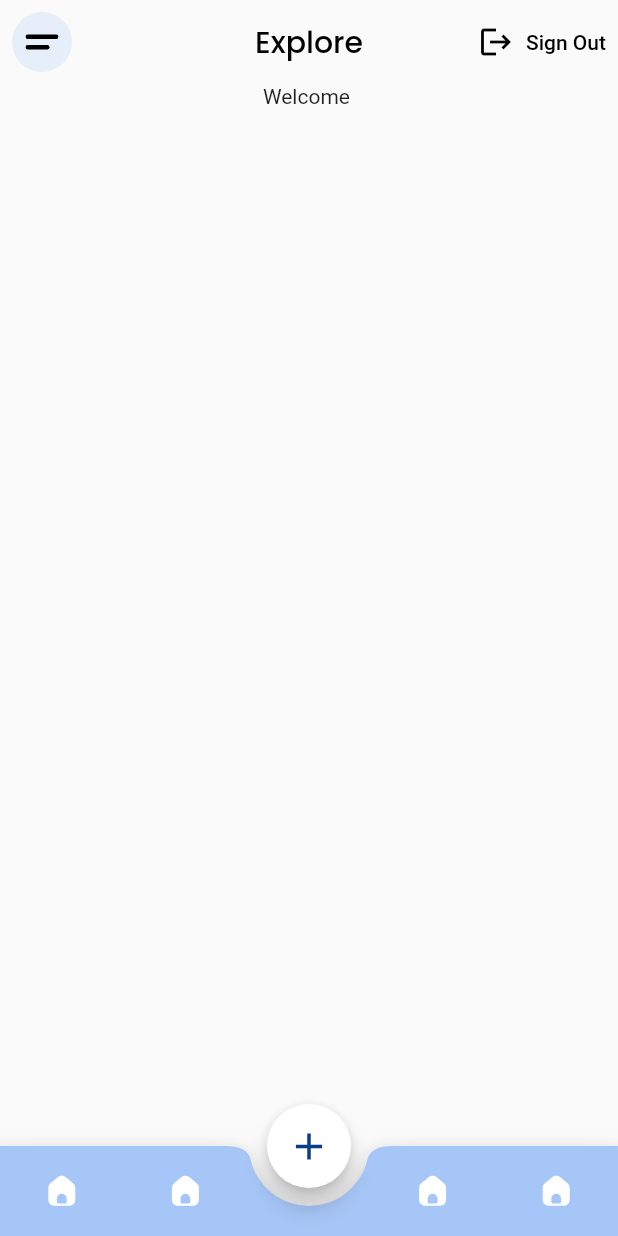
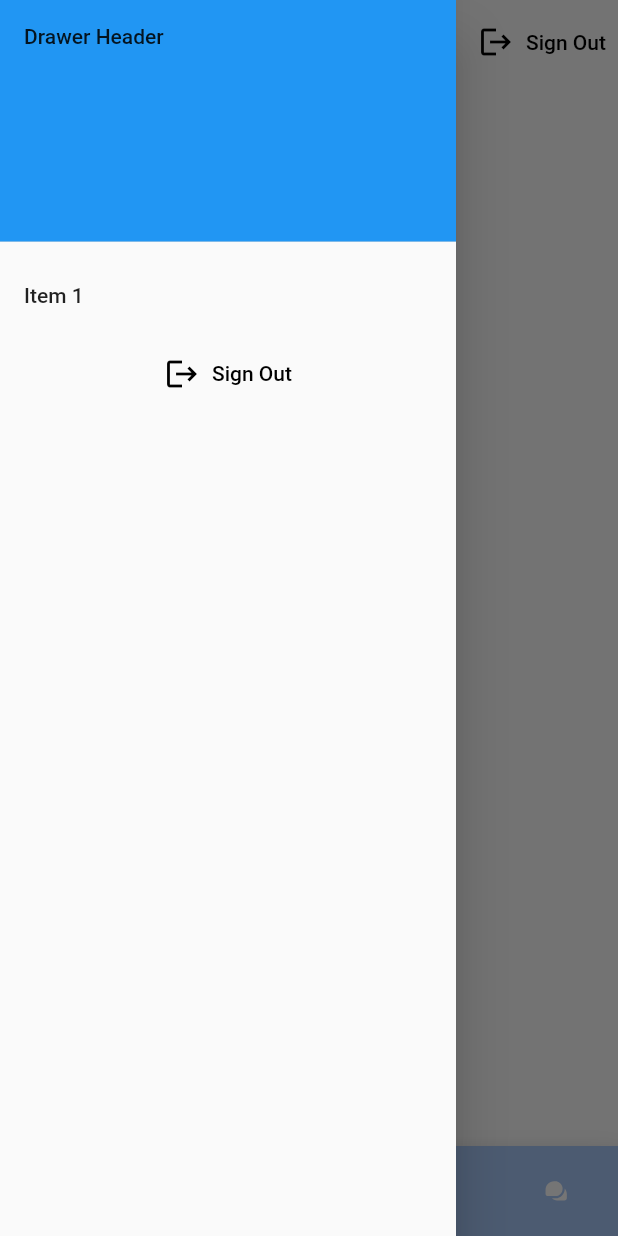
Before and after one commit to Group3-OUA/OUA_Bootcamp_FlutterTeam3, a Flutter app: the screen it shows once a user with an empty profile is signed in, with the side drawer open (before the commit the screen has no drawer), on a phone screen of 412 x 824 dp. Run offline on Flutter 3.47's test engine with Material 2 defaults, Android fonts, the phone set to English and light mode, and no system bars; our stand-ins replace firebase_auth, firebase_core, flutter_signin_button, flutter_svg, google_fonts, google_sign_in and 1 more; accounts and stored records are empty.

```diff
--- a/lib/main.dart
+++ b/lib/main.dart
@@ -23,6 +23,7 @@ class MyApp extends StatelessWidget {
       theme: ThemeData(
         primarySwatch: Colors.blue,
       ),
+      // themeMode: ThemeMode.dark,
       home: StreamBuilder(
         stream: AuthService().firebaseAuth.authStateChanges(),
         builder: (context, snapshot) {
--- a/lib/screens/home_page.dart
+++ b/lib/screens/home_page.dart
@@ -2,11 +2,14 @@ import 'package:bootcamp_project/constants/color_constants.dart';
 import 'package:bootcamp_project/screens/register_page.dart';
 import 'package:bootcamp_project/services/auth_service.dart';
 import 'package:bootcamp_project/widgets/build_AppBar.dart';
+import 'package:bootcamp_project/widgets/hidden_drawer_menu.dart';
 import 'package:firebase_auth/firebase_auth.dart';
 import 'package:flutter/material.dart ';
 import 'package:flutter/material.dart';
 import 'package:flutter/services.dart';
 import 'package:flutter_svg/flutter_svg.dart';
+import 'package:google_fonts/google_fonts.dart';
+import 'package:hidden_drawer_menu/hidden_drawer_menu.dart';
 
 class HomePage extends StatelessWidget {
   const HomePage({Key? key}) : super(key: key);
@@ -16,13 +19,90 @@ class HomePage extends StatelessWidget {
     final user = FirebaseAuth.instance.currentUser;
     bool keyboardIsOpen = MediaQuery.of(context).viewInsets.bottom != 0;
     return Scaffold(
+        // drawer: Drawer(
+        //   semanticLabel: 'Drawer',
+        //   // backgroundColor: ColorConstants.lightblue,
+        //   // Add a ListView to the drawer. This ensures the user can scroll
+        //   // through the options in the drawer if there isn't enough vertical
+        //   // space to fit everything.
+        //   child: ListView(
+        //     // Important: Remove any padding from the ListView.
+        //     padding: EdgeInsets.zero,
+        //     children: [
+        //       const DrawerHeader(
+        //         decoration: BoxDecoration(
+        //           color: Colors.blue,
+        //         ),
+        //         child: Text('Drawer Header'),
+        //       ),
+        //       ListTile(
+        //         title: const Text('Item 1'),
+        //         onTap: () {
+        //           // Update the state of the app.
+        //           // ...
+        //         },
+        //       ),
+        //       ListTile(
+        //         title: const Text('Item 2'),
+        //         onTap: () {
+        //           // Update the state of the app.
+        //           // ...
+        //         },
+        //       ),
+        //     ],
+        //   ),
+        // ),
+        drawer: Drawer(
+          child: ListView(
+            padding: EdgeInsets.zero,
+            children: [
+              const DrawerHeader(
+                decoration: BoxDecoration(
+                  color: Colors.blue,
+                ),
+                child: Text('Drawer Header'),
+              ),
+              ListTile(
+                title: const Text('Item 1'),
+                onTap: () {
+                  // Update the state of the app
+                  // ...
+                  // Then close the drawer
+                  Navigator.pop(context);
+                },
+              ),
+              TextButton.icon(
+                onPressed: () async {
+                  await AuthService().signOut();
+                  Navigator.push(
+                    context,
+                    MaterialPageRoute(
+                      builder: (context) {
+                        return RegisterPage();
+                      },
+                    ),
+                  );
+                },
+                icon: const Icon(Icons.logout),
+                label: const Text("Sign Out"),
+                style: TextButton.styleFrom(primary: Colors.black),
+              ),
+            ],
+          ),
+        ),
         appBar: buildAppBar(
           context,
           "Explore",
-          IconButton(
-            icon: SvgPicture.asset("assets/icons/Drawer.svg"),
-            onPressed: () {
-              // handle the press
+          Builder(
+            builder: (context) {
+              return IconButton(
+                icon: SvgPicture.asset("assets/icons/Drawer.svg"),
+                onPressed: () {
+                  Scaffold.of(context).openDrawer();
+                  // print("open drawer");
+                },
+                tooltip: MaterialLocalizations.of(context).openAppDrawerTooltip,
+              );
             },
           ),
           Colors.transparent,
@@ -55,56 +135,6 @@ class HomePage extends StatelessWidget {
           ),
         ),
         floatingActionButtonLocation: FloatingActionButtonLocation.centerDocked,
-        bottomNavigationBar: BottomAppBar(
-          color: ColorConstants.secondaryColor,
-          shape: CircularNotchedRectangle(),
-          notchMargin: 4,
-          child: Container(
-            height: 60,
-            child: Row(
-              crossAxisAlignment: CrossAxisAlignment.center,
-              mainAxisAlignment: MainAxisAlignment.spaceBetween,
-              children: [
-                Expanded(
-                  flex: 1,
-                  child: IconButton(
-                    icon: SvgPicture.asset("assets/icons/home.svg"),
-                    onPressed: () {
-                      // handle the press
-                    },
-                  ),
-                ),
-                Expanded(
-                  flex: 1,
-                  child: IconButton(
-                    icon: SvgPicture.asset("assets/icons/home.svg"),
-                    onPressed: () {
-                      // handle the press
-                    },
-                  ),
-                ),
-                Expanded(flex: 1, child: Text("")),
-                Expanded(
-                  flex: 1,
-                  child: IconButton(
-                    icon: SvgPicture.asset("assets/icons/home.svg"),
-                    onPressed: () {
-                      // handle the press
-                    },
-                  ),
-                ),
-                Expanded(
-                  flex: 1,
-                  child: IconButton(
-                    icon: SvgPicture.asset("assets/icons/home.svg"),
-                    onPressed: () {
-                      // handle the press
-                    },
-                  ),
-                ),
-              ],
-            ),
-          ),
-        ));
+        bottomNavigationBar: buildBottomNavBar());
   }
 }
--- a/lib/screens/on_board_page.dart
+++ b/lib/screens/on_board_page.dart
@@ -1,6 +1,7 @@
 import 'package:bootcamp_project/constants/color_constants.dart';
 import 'package:bootcamp_project/constants/padding_constant.dart';
 import 'package:bootcamp_project/screens/login_page.dart';
+import 'package:bootcamp_project/screens/register_page.dart';
 import 'package:bootcamp_project/widgets/text_field_container.dart';
 import 'package:flutter/material.dart';
 import 'package:flutter_svg/flutter_svg.dart';
@@ -80,7 +81,7 @@ class OnBoardPage extends StatelessWidget {
                       onPressed: () {
                         Navigator.push(context,
                             MaterialPageRoute(builder: (context) {
-                          return LoginPage();
+                          return RegisterPage();
                         }));
                       }),
                 ),
--- a/lib/screens/register_page.dart
+++ b/lib/screens/register_page.dart
@@ -72,11 +72,13 @@ class _RegisterPageState extends State<RegisterPage> {
             loading
                 ? const CircularProgressIndicator()
                 : SizedBox(
-                    height: 40,
+                    height: 50,
                     width: MediaQuery.of(context).size.width * 0.8,
                     child: ElevatedButton(
                       style: ElevatedButton.styleFrom(
-                          shape: StadiumBorder(),
+                          shape: RoundedRectangleBorder(
+                            borderRadius: BorderRadius.circular(30),
+                          ),
                           primary: ColorConstants.mainblue),
                       onPressed: () async {
                         setState(() {
--- a/lib/widgets/build_AppBar.dart
+++ b/lib/widgets/build_AppBar.dart
@@ -7,7 +7,7 @@ import 'package:flutter/services.dart';
 import 'package:flutter_svg/flutter_svg.dart';
 import 'package:google_fonts/google_fonts.dart';
 
-AppBar buildAppBar(BuildContext context, String title, IconButton leading,
+AppBar buildAppBar(BuildContext context, String title, Builder leading,
     Color? backgroundColor) {
   return AppBar(
     title: Text(title,
@@ -48,3 +48,57 @@ AppBar buildAppBar(BuildContext context, String title, IconButton leading,
     ],
   );
 }
+
+BottomAppBar buildBottomNavBar() {
+  return BottomAppBar(
+    color: ColorConstants.secondaryColor,
+    shape: CircularNotchedRectangle(),
+    notchMargin: 4,
+    child: Container(
+      height: 60,
+      child: Row(
+        crossAxisAlignment: CrossAxisAlignment.center,
+        mainAxisAlignment: MainAxisAlignment.spaceBetween,
+        children: [
+          Expanded(
+            flex: 1,
+            child: IconButton(
+              icon: SvgPicture.asset("assets/icons/home.svg"),
+              onPressed: () {
+                // handle the press
+              },
+            ),
+          ),
+          Expanded(
+            flex: 1,
+            child: IconButton(
+              icon: SvgPicture.asset("assets/icons/home.svg"),
+              onPressed: () {
+                // handle the press
+              },
+            ),
+          ),
+          Expanded(flex: 1, child: Text("")),
+          Expanded(
+            flex: 1,
+            child: IconButton(
+              icon: SvgPicture.asset("assets/icons/Notification.svg"),
+              onPressed: () {
+                // handle the press
+              },
+            ),
+          ),
+          Expanded(
+            flex: 1,
+            child: IconButton(
+              icon: SvgPicture.asset("assets/icons/Message.svg"),
+              onPressed: () {
+                // handle the press
+              },
+            ),
+          ),
+        ],
+      ),
+    ),
+  );
+}
--- a/lib/widgets/text_field_container.dart
+++ b/lib/widgets/text_field_container.dart
@@ -11,16 +11,18 @@ class TextFieldContainer extends StatelessWidget {
   @override
   Widget build(BuildContext context) {
     Size size = MediaQuery.of(context).size;
-    return Container(
+    return Center(
+      child: Container(
         margin: EdgeInsets.symmetric(vertical: 10),
         padding: EdgeInsets.symmetric(horizontal: 20, vertical: 5),
         width: size.width * 0.87,
         height: MediaQuery.of(context).size.height * 0.08,
         decoration: BoxDecoration(
           color: ColorConstants.lightblue,
-        borderRadius: BorderRadius.circular(30),
+          borderRadius: BorderRadius.circular(20),
         ),
         child: child,
+      ),
     );
   }
 }
--- a/pubspec.yaml
+++ b/pubspec.yaml
@@ -41,6 +41,7 @@ dependencies:
   flutter_signin_button: ^2.0.0
   flutter_svg: ^1.0.3
   google_fonts: ^2.3.2
+  hidden_drawer_menu: ^3.0.1
 
 dev_dependencies:
   flutter_test:
@@ -71,6 +72,8 @@ flutter:
     - assets/images/christmas.svg
     - assets/images/onboard.svg
     - assets/images/christmas2.png
+    - assets/icons/Notification.svg
+    - assets/icons/Message.svg
 
   # An image asset can refer to one or more resolution-specific "variants", see
   # https://flutter.dev/assets-and-images/#resolution-aware.
```
Also changed, not shown: lib/screens/forgot_password.dart (added, +78 -0 lines), lib/screens/login_page.dart (+27 -12 lines), lib/widgets/hidden_drawer_menu.dart (added, +37 -0 lines), assets/icons/Message.svg (added), assets/icons/Notification.svg (added), assets/icons/Profile.png (added), pubspec.lock. Lines whose indentation alone changed are shown as unchanged.
